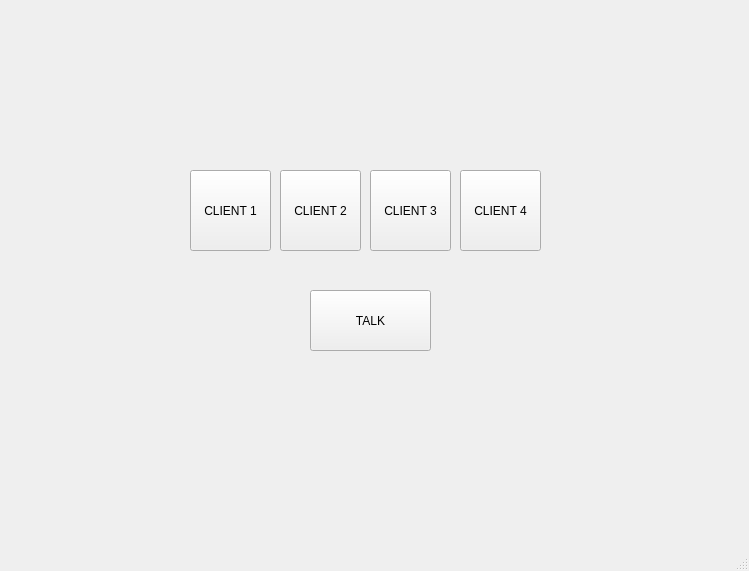
Before: the Qt Designer form client/voice.ui in yuvaneshbn/voice_app, drawn with Qt 5.
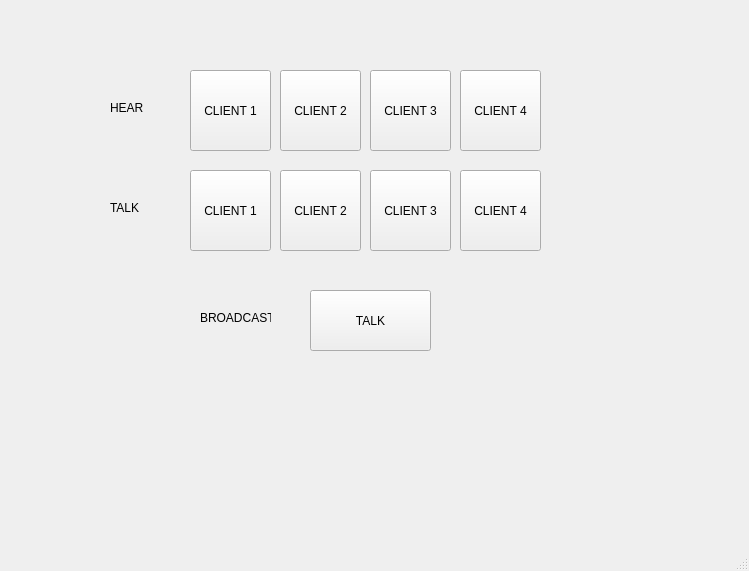
After: the same form once the commit is applied. Icons and pictures are not drawn.

Diff of the .ui file:
```diff
--- a/client/voice.ui
+++ b/client/voice.ui
@@ -83,6 +83,97 @@
      <string>TALK</string>
     </property>
    </widget>
+   <widget class="QPushButton" name="cl3hearbtn">
+    <property name="geometry">
+     <rect>
+      <x>370</x>
+      <y>70</y>
+      <width>81</width>
+      <height>81</height>
+     </rect>
+    </property>
+    <property name="text">
+     <string>CLIENT 3</string>
+    </property>
+   </widget>
+   <widget class="QPushButton" name="cl2hearbtn">
+    <property name="geometry">
+     <rect>
+      <x>280</x>
+      <y>70</y>
+      <width>81</width>
+      <height>81</height>
+     </rect>
+    </property>
+    <property name="text">
+     <string>CLIENT 2</string>
+    </property>
+   </widget>
+   <widget class="QPushButton" name="cl4hearbtn">
+    <property name="geometry">
+     <rect>
+      <x>460</x>
+      <y>70</y>
+      <width>81</width>
+      <height>81</height>
+     </rect>
+    </property>
+    <property name="text">
+     <string>CLIENT 4</string>
+    </property>
+   </widget>
+   <widget class="QPushButton" name="cl1hearbtn">
+    <property name="geometry">
+     <rect>
+      <x>190</x>
+      <y>70</y>
+      <width>81</width>
+      <height>81</height>
+     </rect>
+    </property>
+    <property name="text">
+     <string>CLIENT 1</string>
+    </property>
+   </widget>
+   <widget class="QLabel" name="HEAR">
+    <property name="geometry">
+     <rect>
+      <x>110</x>
+      <y>100</y>
+      <width>55</width>
+      <height>16</height>
+     </rect>
+    </property>
+    <property name="text">
+     <string>HEAR</string>
+    </property>
+   </widget>
+   <widget class="QLabel" name="BROADCAST">
+    <property name="geometry">
+     <rect>
+      <x>200</x>
+      <y>310</y>
+      <width>71</width>
+      <height>16</height>
+     </rect>
+    </property>
+    <property name="text">
+     <string>BROADCAST</string>
+    </property>
+   </widget>
+   <widget class="QLabel" name="TALK">
+    <property name="geometry">
+     <rect>
+      <x>110</x>
+      <y>200</y>
+      <width>55</width>
+      <height>16</height>
+     </rect>
+    </property>
+    <property name="text">
+     <string>TALK</string>
+    </property>
+   </widget>
   </widget>
   <widget class="QStatusBar" name="statusbar"/>
  </widget>
```
Left out of the diff: 8 changed lines with no effect on the pictures.
